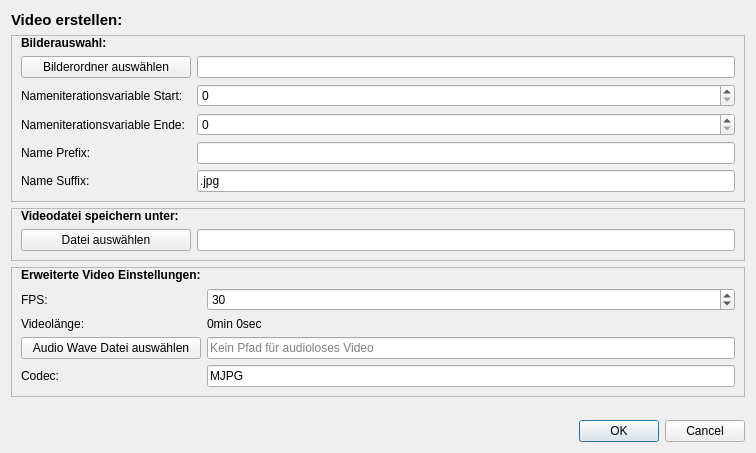
The window that src/dialogcreatevideo.ui (M4RKUS28/Fraktalgenerator) describes before a commit, drawn with Qt 5.
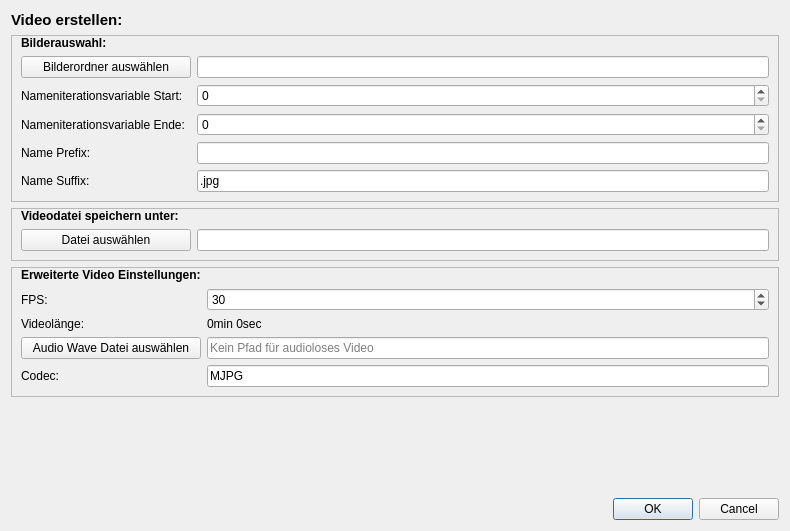
The same window after the commit.

```diff
--- a/src/dialogcreatevideo.ui
+++ b/src/dialogcreatevideo.ui
@@ -6,8 +6,8 @@
    <rect>
     <x>0</x>
     <y>0</y>
-    <width>756</width>
-    <height>453</height>
+    <width>790</width>
+    <height>531</height>
    </rect>
   </property>
   <property name="windowTitle">
```
